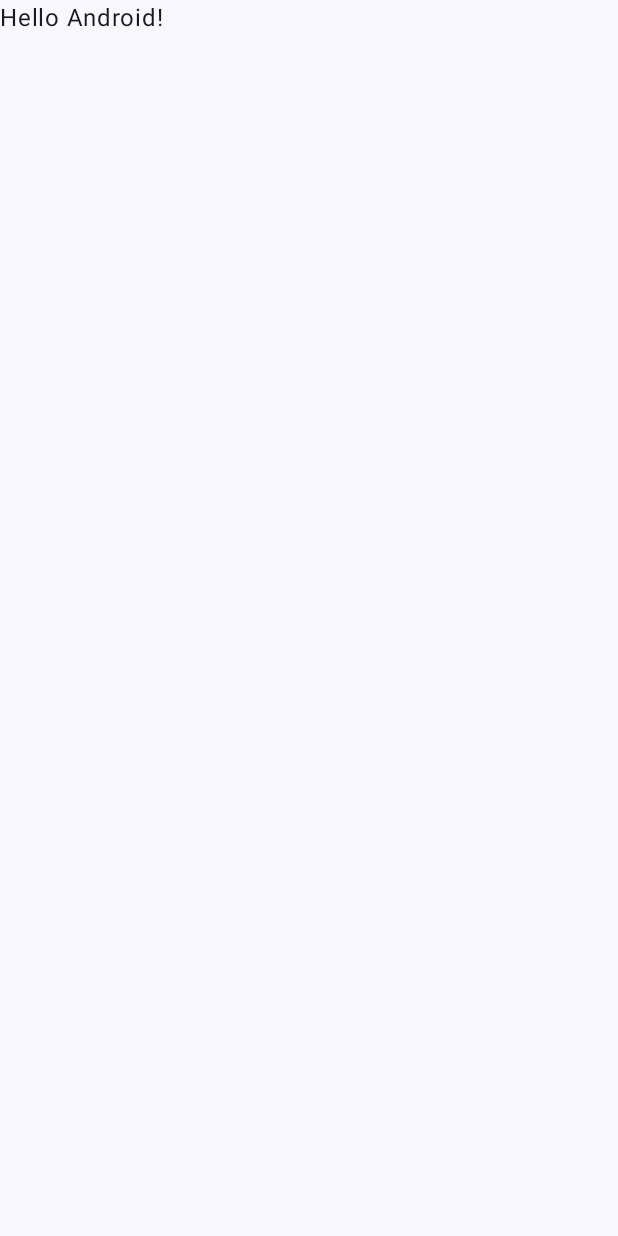
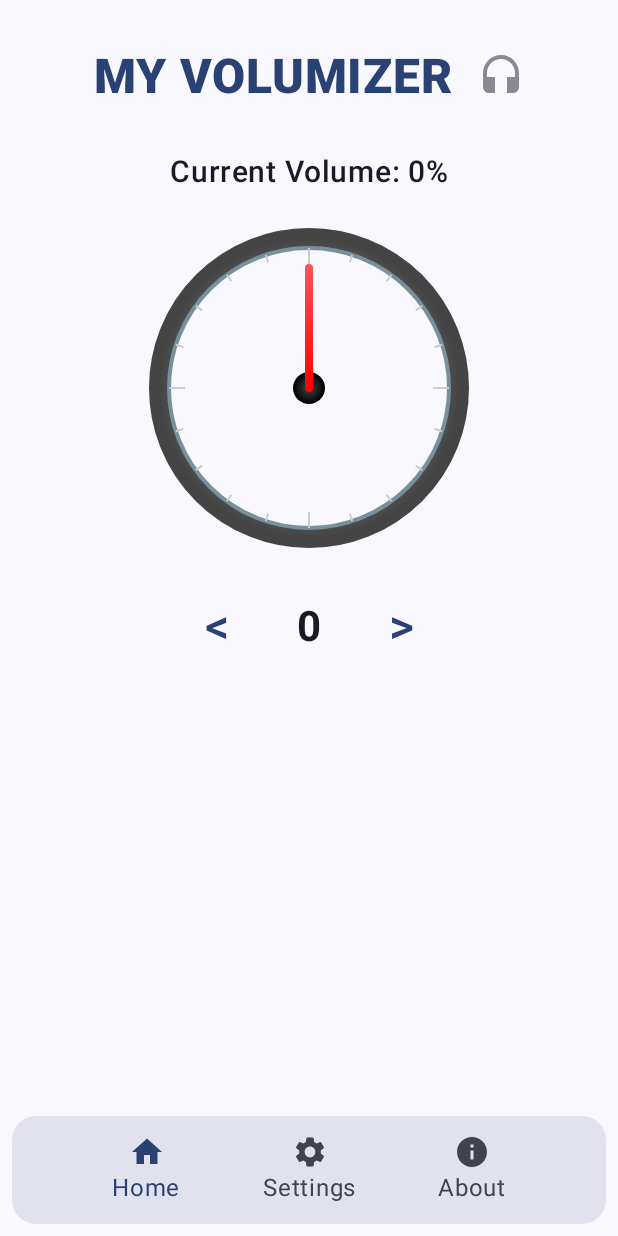
Before and after one commit to Maria0207-tech/My-Volumizer, an Android app built with Jetpack Compose: the screen it shows after launch (MainActivity), on a phone screen of 412 x 824 dp. Before the commit the screen is almost empty. Run offline under Robolectric (Android 15) with nearby library versions, the phone set to English and light mode, and no system bars.

Commit message:
Basic Home Screen with minimum logic created

```diff
--- a/app/build.gradle.kts
+++ b/app/build.gradle.kts
@@ -56,4 +56,6 @@ dependencies {
     androidTestImplementation(libs.androidx.ui.test.junit4)
     debugImplementation(libs.androidx.ui.tooling)
     debugImplementation(libs.androidx.ui.test.manifest)
+    implementation("androidx.navigation:navigation-compose:2.9.5")
+    implementation("androidx.compose.material:material-icons-extended:1.7.8")
 }
--- /dev/null
+++ b/app/src/main/java/com/example/myvolumizer/AboutScreen.kt
@@ -0,0 +1,24 @@
+package com.example.myvolumizer
+
+import androidx.compose.foundation.layout.*
+import androidx.compose.material3.Text
+import androidx.compose.runtime.Composable
+import androidx.compose.ui.Alignment
+import androidx.compose.ui.Modifier
+import androidx.compose.ui.unit.dp
+import androidx.compose.ui.unit.sp
+
+@Composable
+fun AboutScreen() {
+    Box(
+        modifier = Modifier
+            .fillMaxSize()
+            .padding(16.dp),
+        contentAlignment = Alignment.Center
+    ) {
+        Text(
+            text = "About My Volumizer 🎵",
+            fontSize = 22.sp
+        )
+    }
+}
--- /dev/null
+++ b/app/src/main/java/com/example/myvolumizer/BottomBar.kt
@@ -0,0 +1,71 @@
+package com.example.myvolumizer
+
+import androidx.compose.foundation.clickable
+import androidx.compose.material3.*
+import androidx.compose.runtime.*
+import androidx.compose.foundation.layout.*
+import androidx.compose.foundation.shape.RoundedCornerShape
+import androidx.compose.material.icons.Icons
+import androidx.compose.material.icons.filled.Home
+import androidx.compose.material.icons.filled.Info
+import androidx.compose.material.icons.filled.Settings
+import androidx.compose.ui.Alignment
+import androidx.compose.ui.Modifier
+import androidx.compose.ui.unit.dp
+import androidx.navigation.NavController
+import androidx.navigation.NavHostController
+
+@Composable
+fun MyBottomBar(navController: NavHostController) {
+    val items = listOf(
+        BottomNavItem("Home", Icons.Filled.Home, "home"),
+        BottomNavItem("Settings", Icons.Filled.Settings, "settings"),
+        BottomNavItem("About", Icons.Filled.Info, "about")
+    )
+
+    var selectedItem by remember { mutableStateOf("home") }
+
+    Surface(
+        modifier = Modifier
+            .fillMaxWidth()
+            .padding(8.dp),
+        tonalElevation = 8.dp,
+        shape = RoundedCornerShape(16.dp),
+        color = MaterialTheme.colorScheme.surface
+    ) {
+        Row(
+            modifier = Modifier.fillMaxWidth().padding(12.dp),
+            horizontalArrangement = Arrangement.SpaceEvenly,
+            verticalAlignment = Alignment.CenterVertically
+        ) {
+            items.forEach { item ->
+                Column(
+                    horizontalAlignment = Alignment.CenterHorizontally,
+                    modifier = Modifier.clickable {
+                        selectedItem = item.route
+                        navController.navigate(item.route) {
+                            popUpTo(navController.graph.startDestinationId)
+                            launchSingleTop = true
+                        }
+                    }
+                ) {
+                    Icon(
+                        imageVector = item.icon,
+                        contentDescription = item.label,
+                        tint = if (selectedItem == item.route)
+                            MaterialTheme.colorScheme.primary
+                        else
+                            MaterialTheme.colorScheme.onSurfaceVariant
+                    )
+                    Text(
+                        text = item.label,
+                        color = if (selectedItem == item.route)
+                            MaterialTheme.colorScheme.primary
+                        else
+                            MaterialTheme.colorScheme.onSurfaceVariant
+                    )
+                }
+            }
+        }
+    }
+}
--- /dev/null
+++ b/app/src/main/java/com/example/myvolumizer/BottomNavItem.kt
@@ -0,0 +1,15 @@
+package com.example.myvolumizer
+
+import androidx.compose.material3.MaterialTheme
+import androidx.compose.material3.Text
+import androidx.compose.material3.TextButton
+import androidx.compose.runtime.Composable
+import androidx.compose.ui.graphics.vector.ImageVector
+import androidx.navigation.NavController
+
+
+data class BottomNavItem(
+    val label: String,
+    val icon: ImageVector,
+    val route: String
+)
--- /dev/null
+++ b/app/src/main/java/com/example/myvolumizer/HomeScreen.kt
@@ -0,0 +1,152 @@
+package com.example.myvolumizer
+
+import android.content.Context
+import android.content.Intent
+import android.content.IntentFilter
+import android.media.AudioManager
+import android.os.Build
+import androidx.compose.animation.animateColorAsState
+import androidx.compose.foundation.layout.*
+import androidx.compose.material.icons.Icons
+import androidx.compose.material.icons.filled.Headset
+import androidx.compose.material3.*
+import androidx.compose.runtime.*
+import androidx.compose.ui.Alignment
+import androidx.compose.ui.Modifier
+import androidx.compose.ui.platform.LocalContext
+import androidx.compose.ui.text.font.FontWeight
+import androidx.compose.ui.unit.dp
+import androidx.compose.ui.unit.sp
+import com.example.myvolumizer.VolumeKnob
+
+// Helper to check headphones
+fun isHeadphoneConnected(context: Context): Boolean {
+    val audioManager = context.getSystemService(Context.AUDIO_SERVICE) as AudioManager
+    return if (Build.VERSION.SDK_INT >= Build.VERSION_CODES.M) {
+        audioManager.isWiredHeadsetOn || audioManager.isBluetoothA2dpOn
+    } else {
+        audioManager.isWiredHeadsetOn
+    }
+}
+
+// Optional: BroadcastReceiver to observe headset plug/unplug
+class HeadsetBroadcastReceiver(private val onChange: (Boolean) -> Unit) : androidx.lifecycle.LifecycleObserver {
+    fun onReceive(context: Context, intent: Intent) {
+        val state = intent.getIntExtra("state", 0)
+        onChange(state == 1)
+    }
+}
+
+@Composable
+fun HomeScreen() {
+    val context = LocalContext.current
+
+    // Volume state (0-100)
+    var volume by remember { mutableIntStateOf(getDeviceVolumePercent(context)) }
+
+    // Observe device volume changes
+    DisposableEffect(Unit) {
+        val observer = VolumeObserver(context) { newVolume ->
+            volume = newVolume
+        }
+        observer.startObserving()
+        onDispose { observer.stopObserving() }
+    }
+
+    // Headphone state
+    var headphonesConnected by remember { mutableStateOf(isHeadphoneConnected(context)) }
+
+    // Animated icon color
+    val iconColor by animateColorAsState(
+        targetValue = if (headphonesConnected) MaterialTheme.colorScheme.primary else MaterialTheme.colorScheme.onSurface.copy(alpha = 0.5f)
+    )
+
+    Column(
+        modifier = Modifier
+            .fillMaxSize()
+            .padding(top = 32.dp, start = 16.dp, end = 16.dp, bottom = 16.dp),
+        verticalArrangement = Arrangement.Top,
+        horizontalAlignment = Alignment.CenterHorizontally
+    ) {
+        // Top Row: Title + Headphone Icon
+        Row(
+            verticalAlignment = Alignment.CenterVertically,
+            horizontalArrangement = Arrangement.Center,
+            modifier = Modifier.fillMaxWidth()
+        ) {
+            Text(
+                text = "MY VOLUMIZER",
+                fontSize = 32.sp,
+                fontWeight = FontWeight.ExtraBold,
+                color = MaterialTheme.colorScheme.primary
+            )
+            Spacer(modifier = Modifier.width(16.dp))
+            Icon(
+                imageVector = Icons.Default.Headset,
+                contentDescription = "Headphone Connected",
+                tint = iconColor,
+                modifier = Modifier.size(if (headphonesConnected) 40.dp else 32.dp)
+            )
+        }
+
+        Spacer(modifier = Modifier.height(32.dp))
+
+        // Current Volume Display
+        Text(
+            text = "Current Volume: $volume%",
+            fontSize = 20.sp,
+            fontWeight = FontWeight.Medium
+        )
+
+        Spacer(modifier = Modifier.height(32.dp))
+
+        // Volume knob
+        VolumeKnob(
+            volume = volume,
+            onVolumeChange = { newVolume ->
+                volume = newVolume
+                setDeviceVolumePercent(context, newVolume)
+            },
+            modifier = Modifier.size(200.dp)
+        )
+
+        Spacer(modifier = Modifier.height(32.dp))
+
+        // Back / Digital / Front row
+        Row(
+            modifier = Modifier.fillMaxWidth(),
+            horizontalArrangement = Arrangement.Center,
+            verticalAlignment = Alignment.CenterVertically
+        ) {
+            // Back button
+            TextButton(onClick = {
+                if (volume > 0) {
+                    val newVolume = volume - 1
+                    volume = newVolume
+                    setDeviceVolumePercent(context, newVolume)
+                }
+            }) {
+                Text("<", fontSize = 32.sp)
+            }
+
+            // Digital volume
+            Text(
+                text = "$volume",
+                fontSize = 28.sp,
+                fontWeight = FontWeight.Bold,
+                modifier = Modifier.padding(horizontal = 24.dp)
+            )
+
+            // Front button
+            TextButton(onClick = {
+                if (volume < 100) {
+                    val newVolume = volume + 1
+                    volume = newVolume
+                    setDeviceVolumePercent(context, newVolume)
+                }
+            }) {
+                Text(">", fontSize = 32.sp)
+            }
+        }
+    }
+}
--- a/app/src/main/java/com/example/myvolumizer/MainActivity.kt
+++ b/app/src/main/java/com/example/myvolumizer/MainActivity.kt
@@ -3,26 +3,48 @@ package com.example.myvolumizer
 import android.os.Bundle
 import androidx.activity.ComponentActivity
 import androidx.activity.compose.setContent
-import androidx.activity.enableEdgeToEdge
-import androidx.compose.foundation.layout.fillMaxSize
+import androidx.compose.foundation.clickable
+import androidx.compose.foundation.layout.Arrangement
+import androidx.compose.foundation.layout.Column
+import androidx.compose.foundation.layout.Row
+import androidx.compose.foundation.layout.fillMaxWidth
 import androidx.compose.foundation.layout.padding
+import androidx.compose.foundation.layout.safeDrawing
+import androidx.compose.foundation.shape.RoundedCornerShape
+import androidx.compose.material.icons.Icons
+import androidx.compose.material.icons.filled.Home
+import androidx.compose.material.icons.filled.Info
+import androidx.compose.material.icons.filled.Settings
+import androidx.compose.material3.Icon
+import androidx.compose.material3.MaterialTheme
 import androidx.compose.material3.Scaffold
+import androidx.compose.material3.Surface
 import androidx.compose.material3.Text
+
 import androidx.compose.runtime.Composable
+import androidx.compose.ui.Alignment
 import androidx.compose.ui.Modifier
+import androidx.compose.ui.text.font.FontWeight
 import androidx.compose.ui.tooling.preview.Preview
+import androidx.compose.ui.unit.dp
+import androidx.compose.ui.unit.sp
+import androidx.navigation.NavHostController
+import androidx.navigation.compose.rememberNavController
 import com.example.myvolumizer.ui.theme.MyVolumizerTheme
-
 class MainActivity : ComponentActivity() {
     override fun onCreate(savedInstanceState: Bundle?) {
         super.onCreate(savedInstanceState)
-        enableEdgeToEdge()
+        // enableEdgeToEdge()
         setContent {
             MyVolumizerTheme {
-                Scaffold(modifier = Modifier.fillMaxSize()) { innerPadding ->
-                    Greeting(
-                        name = "Android",
-                        modifier = Modifier.padding(innerPadding)
+                val navController = rememberNavController()
+                Scaffold(
+                    contentWindowInsets = androidx.compose.foundation.layout.WindowInsets.safeDrawing,
+                    bottomBar = { MyBottomBar(navController) }  // ✅ pass navController
+                ) { paddingValues ->
+                    NavGraph(
+                        navController = navController,
+                        modifier = Modifier.padding(paddingValues) // paddingValues ko Modifier me convert karke pass karo
                     )
                 }
             }
@@ -31,17 +53,33 @@ class MainActivity : ComponentActivity() {
 }
 
 @Composable
-fun Greeting(name: String, modifier: Modifier = Modifier) {
-    Text(
-        text = "Hello $name!",
-        modifier = modifier
-    )
+fun MainScreen(modifier: Modifier = Modifier) {
+    // Centered Text Box
+    Surface(
+        shape = RoundedCornerShape(12.dp),
+        tonalElevation = 4.dp,
+        modifier = Modifier.padding(16.dp),
+    ) {
+        Text(
+            text = "MY VOLUMIZER STARTS",
+            fontSize = 24.sp,
+            fontWeight = FontWeight.Bold,
+            color = MaterialTheme.colorScheme.primary,
+            modifier = Modifier.padding(16.dp)
+        )
+    }
 }
+
+
+
 
 @Preview(showBackground = true)
 @Composable
-fun GreetingPreview() {
+fun MainScreenPreview() {
     MyVolumizerTheme {
-        Greeting("Android")
+        val navController = rememberNavController()
+        Scaffold(bottomBar = { MyBottomBar(navController) }) {
+            MainScreen(modifier = Modifier.padding(it))
+        }
     }
 }
--- /dev/null
+++ b/app/src/main/java/com/example/myvolumizer/NavGraph.kt
@@ -0,0 +1,26 @@
+package com.example.myvolumizer
+
+import androidx.compose.runtime.Composable
+import androidx.compose.ui.Modifier
+import androidx.navigation.NavHostController
+import androidx.navigation.compose.NavHost
+import androidx.navigation.compose.composable
+
+@Composable
+fun NavGraph(navController: NavHostController, modifier: Modifier) {
+    NavHost(
+        navController = navController,
+        startDestination = "home",
+        modifier = modifier
+    ) {
+        composable("home") {
+            HomeScreen()
+        }
+        composable("settings") {
+            SettingsScreen()
+        }
+        composable("about") {
+            AboutScreen()
+        }
+    }
+}
--- /dev/null
+++ b/app/src/main/java/com/example/myvolumizer/SettingsScreen.kt
@@ -0,0 +1,24 @@
+package com.example.myvolumizer
+
+import androidx.compose.foundation.layout.*
+import androidx.compose.material3.Text
+import androidx.compose.runtime.Composable
+import androidx.compose.ui.Alignment
+import androidx.compose.ui.Modifier
+import androidx.compose.ui.unit.dp
+import androidx.compose.ui.unit.sp
+
+@Composable
+fun SettingsScreen() {
+    Box(
+        modifier = Modifier
+            .fillMaxSize()
+            .padding(16.dp),
+        contentAlignment = Alignment.Center
+    ) {
+        Text(
+            text = "Settings Screen ⚙️",
+            fontSize = 22.sp
+        )
+    }
+}
--- /dev/null
+++ b/app/src/main/java/com/example/myvolumizer/VolumeKnob.kt
@@ -0,0 +1,124 @@
+package com.example.myvolumizer
+
+import androidx.compose.animation.core.animateFloatAsState
+import androidx.compose.animation.core.tween
+import androidx.compose.foundation.Canvas
+import androidx.compose.foundation.gestures.detectDragGestures
+import androidx.compose.foundation.layout.size
+import androidx.compose.material3.MaterialTheme
+import androidx.compose.runtime.Composable
+import androidx.compose.ui.Modifier
+import androidx.compose.ui.geometry.Offset
+import androidx.compose.ui.graphics.*
+import androidx.compose.ui.graphics.drawscope.Stroke
+import androidx.compose.ui.input.pointer.pointerInput
+import kotlin.math.PI
+import kotlin.math.atan2
+import kotlin.math.cos
+import kotlin.math.sin
+import androidx.compose.runtime.getValue
+@Composable
+fun VolumeKnob(
+    volume: Int,
+    onVolumeChange: (Int) -> Unit = {},
+    modifier: Modifier = Modifier
+) {
+    val primaryColor = MaterialTheme.colorScheme.primary
+
+    val animatedSweep by animateFloatAsState(
+        targetValue = volume / 100f * 360f,
+        animationSpec = tween(durationMillis = 300)
+    )
+
+    Canvas(
+        modifier = modifier.pointerInput(Unit) {
+            detectDragGestures { change, _ ->
+                val touchX = change.position.x - size.width / 2
+                val touchY = change.position.y - size.height / 2
+
+                var angle = Math.toDegrees(atan2(touchY.toDouble(), touchX.toDouble()))
+                angle += 90
+                if (angle < 0) angle += 360.0
+
+                val newVolume = angle.coerceIn(0.0, 360.0).let { ((it / 360.0) * 100).toInt() }
+                onVolumeChange(newVolume)
+            }
+        }
+    ) {
+        val radius = size.minDimension / 2
+        val center = Offset(size.width / 2, size.height / 2)
+
+        // Outer metallic ring
+        drawCircle(
+            brush = Brush.radialGradient(
+                colors = listOf(Color.LightGray, Color.DarkGray),
+                center = center,
+                radius = radius
+            ),
+            radius = radius,
+            style = Stroke(width = 20f)
+        )
+
+        // Inner ring
+        drawCircle(
+            brush = Brush.radialGradient(
+                colors = listOf(Color(0xFFCFD8DC), Color(0xFF78909C)),
+                center = center,
+                radius = radius - 10f
+            ),
+            radius = radius - 10f,
+            style = Stroke(width = 4f)
+        )
+
+        // Knob center
+        drawCircle(
+            brush = Brush.radialGradient(
+                colors = listOf(Color.DarkGray, Color.Black),
+                center = center,
+                radius = 16f
+            ),
+            radius = 16f
+        )
+
+        // Ticks with major/minor distinction
+        val tickCount = 20
+        val tickLengthMajor = 16f
+        val tickLengthMinor = 8f
+        val tickWidth = 2f
+        val filledTicks = (tickCount * volume / 100f).toInt()
+
+        for (i in 0..tickCount) {
+            val tickAngle = PI * 2 * (i / tickCount.toDouble()) - PI / 2
+            val tickLength = if (i % 5 == 0) tickLengthMajor else tickLengthMinor
+            val startX = center.x + (radius - tickLength - 10f) * cos(tickAngle).toFloat()
+            val startY = center.y + (radius - tickLength - 10f) * sin(tickAngle).toFloat()
+            val endX = center.x + (radius - 10f) * cos(tickAngle).toFloat()
+            val endY = center.y + (radius - 10f) * sin(tickAngle).toFloat()
+            drawLine(
+                color = if (i <= filledTicks) primaryColor else Color.LightGray,
+                start = Offset(startX, startY),
+                end = Offset(endX, endY),
+                strokeWidth = tickWidth
+            )
+        }
+
+        // Needle with glow
+        val startAngle = -90f
+        val angleRad = Math.toRadians((startAngle + animatedSweep).toDouble())
+        val indicatorLength = radius * 0.8f
+        val x = center.x + indicatorLength * cos(angleRad).toFloat()
+        val y = center.y + indicatorLength * sin(angleRad).toFloat()
+
+        drawLine(
+            brush = Brush.radialGradient(
+                colors = listOf(Color.Red, Color(0xFFFF5252)),
+                center = center,
+                radius = indicatorLength
+            ),
+            start = center,
+            end = Offset(x, y),
+            strokeWidth = 8f,
+            cap = StrokeCap.Round
+        )
+    }
+}
--- /dev/null
+++ b/app/src/main/java/com/example/myvolumizer/VolumeObserver.kt
@@ -0,0 +1,37 @@
+package com.example.myvolumizer
+
+import android.content.Context
+import android.database.ContentObserver
+import android.media.AudioManager
+import android.net.Uri
+import android.os.Handler
+import android.provider.Settings
+import androidx.compose.runtime.mutableStateOf
+
+class VolumeObserver(
+    context: Context,
+    private val onVolumeChanged: (Int) -> Unit
+) : ContentObserver(Handler()) {
+
+    private val appContext = context.applicationContext
+    private val audioManager = appContext.getSystemService(Context.AUDIO_SERVICE) as AudioManager
+
+    fun startObserving() {
+        appContext.contentResolver.registerContentObserver(
+            Settings.System.CONTENT_URI,
+            true,
+            this
+        )
+    }
+
+    fun stopObserving() {
+        appContext.contentResolver.unregisterContentObserver(this)
+    }
+
+    override fun onChange(selfChange: Boolean, uri: Uri?) {
+        super.onChange(selfChange, uri)
+        val volume = (audioManager.getStreamVolume(AudioManager.STREAM_MUSIC) * 100f /
+                audioManager.getStreamMaxVolume(AudioManager.STREAM_MUSIC)).toInt()
+        onVolumeChanged(volume)
+    }
+}
--- /dev/null
+++ b/app/src/main/java/com/example/myvolumizer/VolumeUtils.kt
@@ -0,0 +1,18 @@
+package com.example.myvolumizer
+
+import android.content.Context
+import android.media.AudioManager
+
+fun getDeviceVolumePercent(context: Context): Int {
+    val audioManager = context.getSystemService(Context.AUDIO_SERVICE) as AudioManager
+    val current = audioManager.getStreamVolume(AudioManager.STREAM_MUSIC)
+    val max = audioManager.getStreamMaxVolume(AudioManager.STREAM_MUSIC)
+    return (current * 100 / max.toFloat()).toInt()
+}
+
+fun setDeviceVolumePercent(context: Context, percent: Int) {
+    val audioManager = context.getSystemService(Context.AUDIO_SERVICE) as AudioManager
+    val max = audioManager.getStreamMaxVolume(AudioManager.STREAM_MUSIC)
+    val newVolume = (percent * max / 100f).toInt().coerceIn(0, max)
+    audioManager.setStreamVolume(AudioManager.STREAM_MUSIC, newVolume, 0)
+}
```
